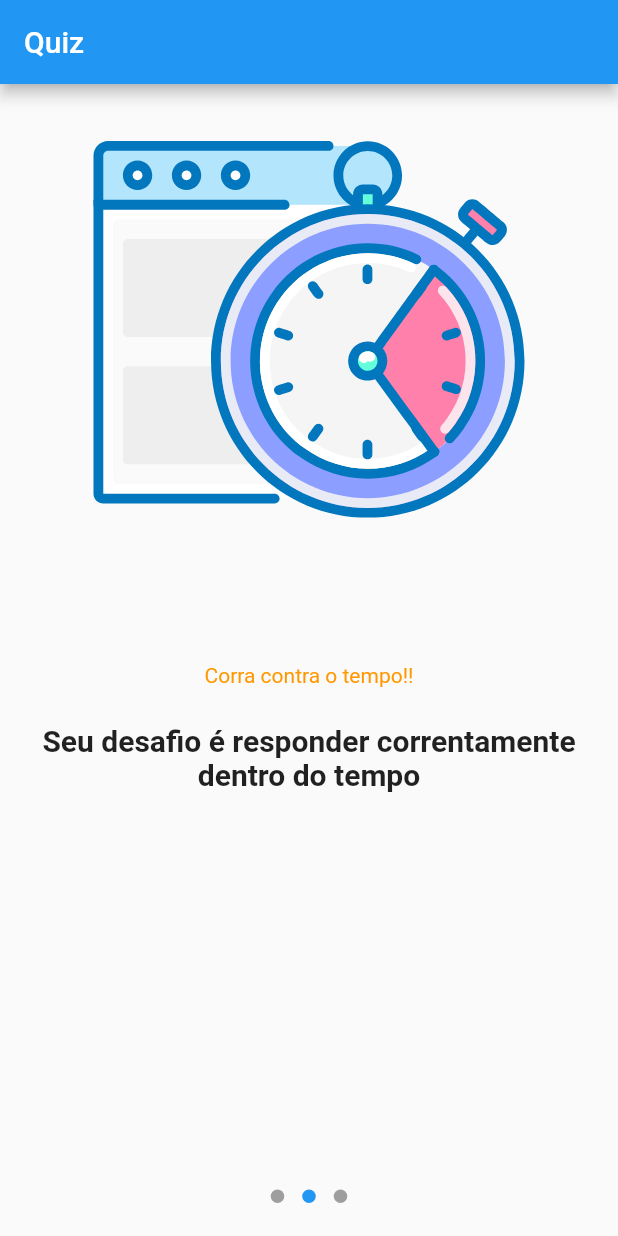
After one commit to LeSales/app_perguntas, a Flutter app: the screen it shows after launch, swiped to page 2, on a phone screen of 412 x 824 dp. The commit adds this screen. Run offline on Flutter 3.47's test engine with Material 2 defaults, Android fonts, the phone set to English and light mode, and no system bars; drawn by our look-alikes of introduction_screen; our stand-ins replace lottie.

Commit message:
add home_screen page

```diff
--- a/lib/questions_app.dart
+++ b/lib/questions_app.dart
@@ -1,6 +1,6 @@
 import 'package:flutter/material.dart';
 
-import 'screens/home/home_screen.dart';
+import 'screens/home/introduction_page.dart';
 
 class QuestionApp extends StatelessWidget {
   const QuestionApp({Key? key}) : super(key: key);
@@ -9,7 +9,7 @@ class QuestionApp extends StatelessWidget {
   Widget build(BuildContext context) {
     return MaterialApp(
       theme: ThemeData(primaryColor: Colors.blue),
-      home: HomeScreen(),
+      home: IntroductionPage(),
     );
   }
 }
--- /dev/null
+++ b/lib/screens/home/introduction_page.dart
@@ -0,0 +1,107 @@
+import 'package:flutter/material.dart';
+import 'package:introduction_screen/introduction_screen.dart';
+import 'package:lottie/lottie.dart';
+import 'package:projeto_perguntas/screens/home/home_screen.dart';
+
+//import '../question_page.dart';
+
+class IntroductionPage extends StatefulWidget {
+  const IntroductionPage({Key? key}) : super(key: key);
+
+  @override
+  _IntroductionPageState createState() => _IntroductionPageState();
+}
+
+class _IntroductionPageState extends State<IntroductionPage> {
+  final questions = [
+    "Qual a sua cor favorita?",
+    "Qual o seu animal favorito?",
+  ];
+
+  @override
+  Widget build(BuildContext context) {
+    List<PageViewModel> listPagesViewModel = [
+      PageViewModel(
+        title: "Bem vindo ao Quiz!!",
+        body: "Aqui você poderá testar seus conhecimentos",
+        image: Center(
+          child: Lottie.asset('assets/lottie/33011-question.json'),
+        ),
+        decoration: const PageDecoration(
+          titleTextStyle: TextStyle(color: Colors.orange),
+          bodyTextStyle: TextStyle(fontWeight: FontWeight.w700, fontSize: 20.0),
+        ),
+      ),
+      PageViewModel(
+        title: "Corra contra o tempo!!",
+        body: "Seu desafio é responder correntamente dentro do tempo",
+        image: Center(
+          child: Lottie.asset('assets/lottie/38533-timer-icons.json'),
+        ),
+        decoration: const PageDecoration(
+          titleTextStyle: TextStyle(color: Colors.orange),
+          bodyTextStyle: TextStyle(fontWeight: FontWeight.w700, fontSize: 20.0),
+        ),
+      ),
+      PageViewModel(
+        title: "Seja o primeiro!!",
+        body:
+            "Responda tudo corretamente para obter mais pontos e ficar em primeiro lugar!!",
+        image: Center(
+          child: Lottie.asset('assets/lottie/43444-trophy-animation.json'),
+        ),
+        decoration: const PageDecoration(
+          titleTextStyle: TextStyle(color: Colors.orange),
+          bodyTextStyle: TextStyle(fontWeight: FontWeight.w700, fontSize: 20.0),
+        ),
+      ),
+    ];
+
+    return Scaffold(
+      appBar: AppBar(
+        title: const Text("Quiz"),
+      ),
+      body: IntroductionScreen(
+        pages: listPagesViewModel,
+        done: const Text("done"),
+        onDone: () {
+          Navigator.push(
+            context,
+            MaterialPageRoute(
+              builder: (_) => HomePage(),
+            ),
+          );
+        },
+        showNextButton: false,
+      )
+
+      /* Padding(
+        padding: EdgeInsets.all(12),
+        child: Center(
+          child: Column(
+            mainAxisAlignment: MainAxisAlignment.center,
+            children: [
+              Text(questions[0]),
+              SizedBox(
+                height: 12,
+              ),
+              ElevatedButton(
+                onPressed: () {},
+                child: Text("Resposta 1"),
+              ),
+              ElevatedButton(
+                onPressed: () {},
+                child: Text("Resposta 2"),
+              ),
+              ElevatedButton(
+                onPressed: () {},
+                child: Text("Resposta 3"),
+              ),
+            ],
+          ),
+        ),
+      ) */
+      ,
+    );
+  }
+}
```
Also changed, not shown: lib/screens/home/home_screen.dart (+7 -99 lines).
